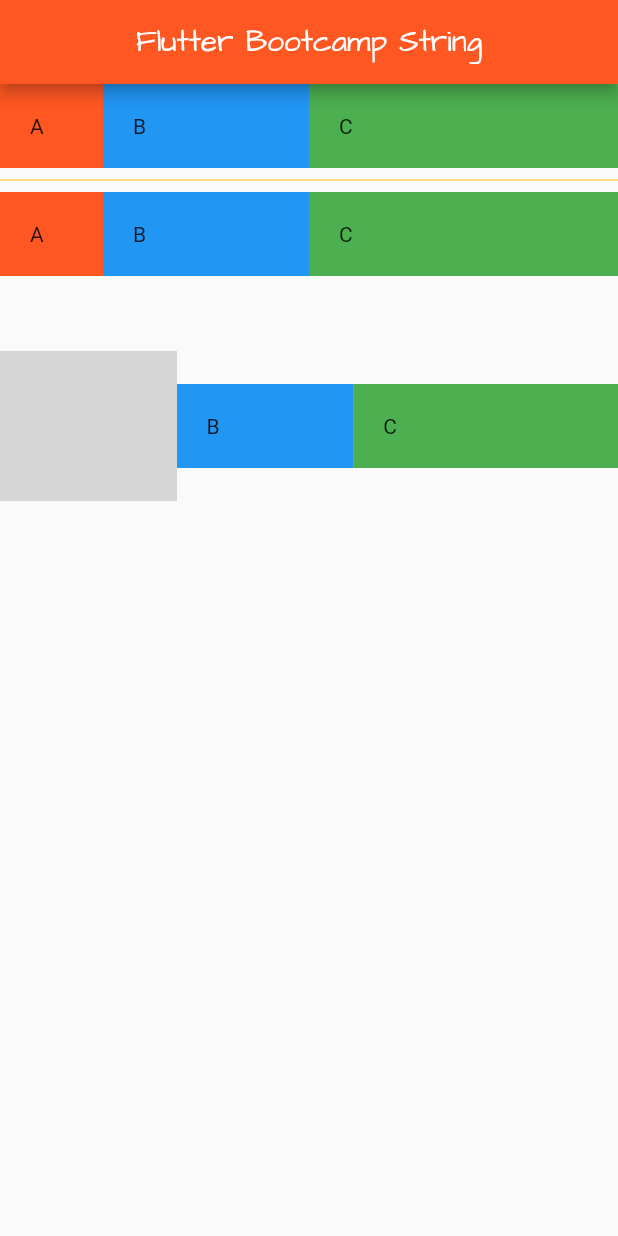
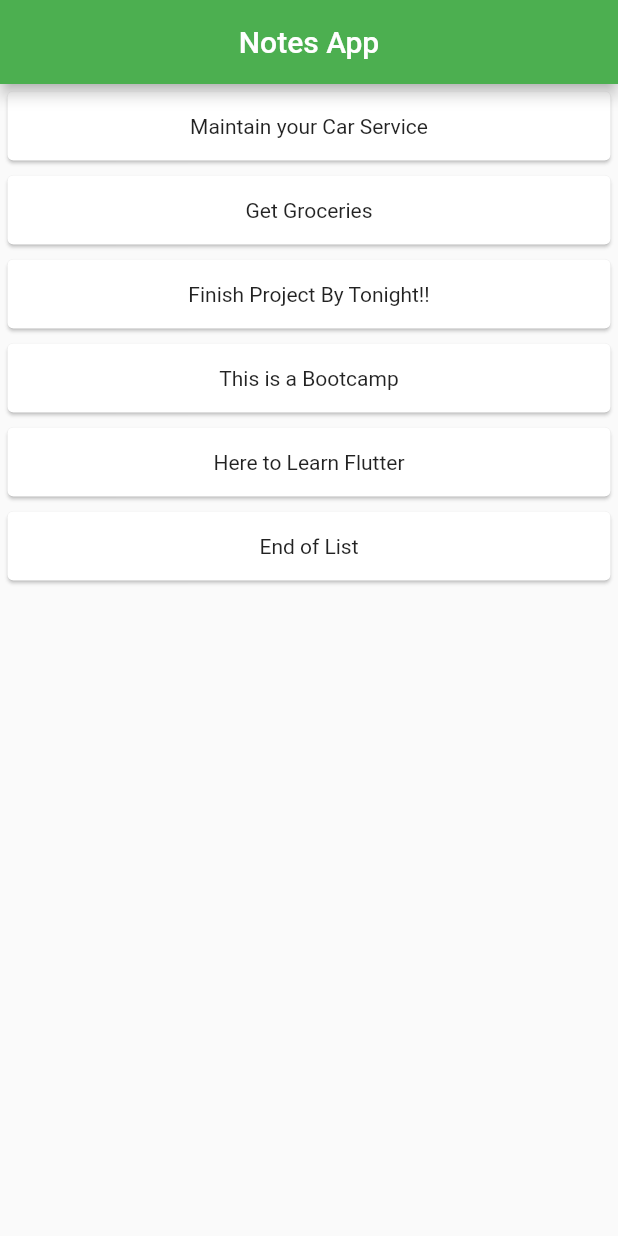
Before and after one commit to NobodySS07/bootcamp_18_feb, a Flutter app: the screen it shows after launch, on a phone screen of 412 x 824 dp. Run offline on Flutter 3.47's test engine with Material 2 defaults, Android fonts, the phone set to English and light mode, and no system bars; grey boxes are pictures that could not be loaded.

Commit message:
Day 4 Part 2
Working with Lists and Widget Templates

```diff
--- a/lib/main.dart
+++ b/lib/main.dart
@@ -1,117 +1,55 @@
 import 'package:flutter/material.dart';
 import 'strings.dart';
 
-void main() => runApp(FlutterBootcamp());
+void main() => runApp(MaterialApp(
+  home: FlutterBootcamp(),
+));
 
-class FlutterBootcamp extends StatelessWidget{
+class FlutterBootcamp extends StatefulWidget{
+
   @override
-  Widget build(BuildContext context) {
+  _FlutterBootcamp  createState() => _FlutterBootcamp();
 
-    return MaterialApp(
-      home: Scaffold(
-        appBar: AppBar(
-          title: Text(Strings.titletext,
-            style: TextStyle(
-              fontFamily: 'ArchitectsDaughter'
-            ),
-          ),
-          backgroundColor: Colors.deepOrange,
-          centerTitle: true,
-        ),
-        body: Column(
+}
+
+class _FlutterBootcamp extends State<FlutterBootcamp>{
+
+  List<String> notes = [
+    "Maintain your Car Service",
+    "Get Groceries",
+    "Finish Project By Tonight!!",
+    "This is a Bootcamp",
+    "Here to Learn Flutter",
+    "End of List"
+  ];
+
+  Widget cardTemplate(singlenote){
+    return Card(
+      margin: EdgeInsets.all(5),
+      child: Padding(
+        padding: EdgeInsets.all(15),
+        child: Column(
           children: [
-            Row(
-              children: [
-                Expanded(
-                  flex: 1,
-                  child: Container(
-                    padding: EdgeInsets.all(20),
-                    color: Colors.deepOrange,
-                    child: Text("A"),
-                  ),
-                ),
-                Expanded(
-                  flex: 2,
-                  child: Container(
-                    padding: EdgeInsets.all(20),
-                    color: Colors.blue,
-                    child: Text("B"),
-                  ),
-                ),
-                Expanded(
-                  flex: 3,
-                  child: Container(
-                    padding: EdgeInsets.all(20),
-                    color: Colors.green,
-                    child: Text("C"),
-                  ),
-                ),
-              ],
-            ),
-            Divider(
-              color: Colors.amber,
-            ),
-            Row(
-              children: [
-                Expanded(
-                  flex: 1,
-                  child: Container(
-                    padding: EdgeInsets.all(20),
-                    color: Colors.deepOrange,
-                    child: Text("A"),
-                  ),
-                ),
-                Expanded(
-                  flex: 2,
-                  child: Container(
-                    padding: EdgeInsets.all(20),
-                    color: Colors.blue,
-                    child: Text("B"),
-                  ),
-                ),
-                Expanded(
-                  flex: 3,
-                  child: Container(
-                    padding: EdgeInsets.all(20),
-                    color: Colors.green,
-                    child: Text("C"),
-                  ),
-                ),
-              ],
-            ),
-            SizedBox(
-              height: 50,
-            ),
-            Row(
-              children: [
-                Expanded(
-                  flex: 2,
-                  child: CircleAvatar(
-                    backgroundImage: AssetImage('assets/star.jpg'),
-                    radius: 50,
-                  ),
-                ),
-                Expanded(
-                  flex: 2,
-                  child: Container(
-                    padding: EdgeInsets.all(20),
-                    color: Colors.blue,
-                    child: Text("B"),
-                  ),
-                ),
-                Expanded(
-                  flex: 3,
-                  child: Container(
-                    padding: EdgeInsets.all(20),
-                    color: Colors.green,
-                    child: Text("C"),
-                  ),
-                ),
-              ],
-            ),
+            Text(singlenote),
           ],
         ),
       ),
     );
   }
+
+  @override
+  Widget build(BuildContext context) {
+    return Scaffold(
+      appBar: AppBar(
+        title: Text("Notes App"),
+        centerTitle: true,
+        backgroundColor: Colors.green,
+      ),
+      body: Column(
+        crossAxisAlignment: CrossAxisAlignment.stretch,
+        children: notes.map((singlenote) => cardTemplate(singlenote)).toList(),
+      ),
+    );
+  }
+
 }
```
